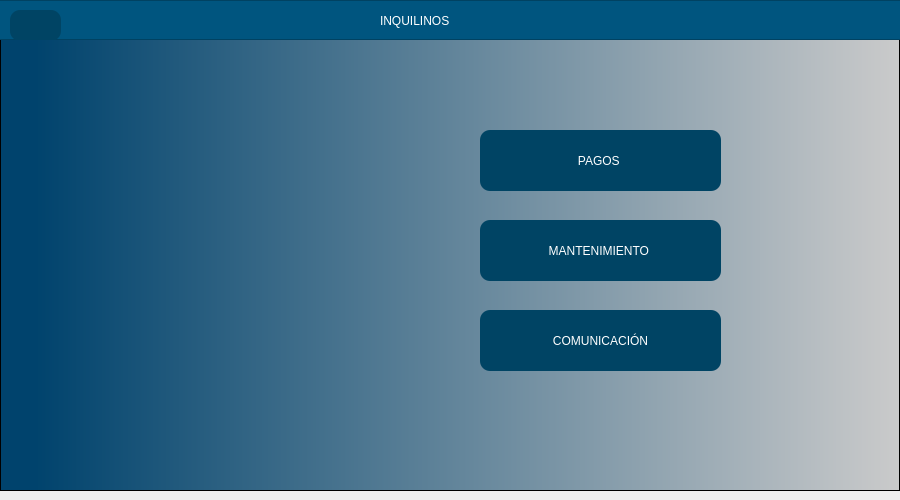
Old version of the form InterfazGrafica/ventanaInicioInquilinos.ui in the repository nicoArley/gestionPropiedades.
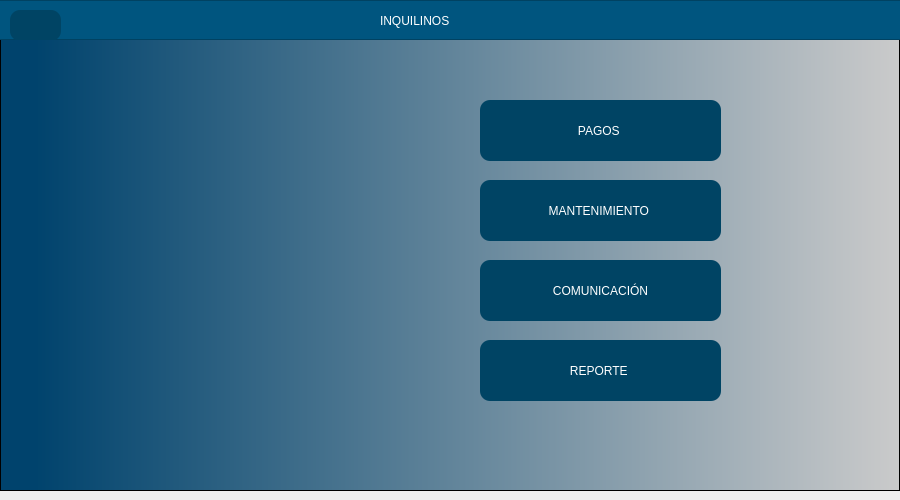
New version of the form. Icons and pictures are not drawn.

What changed in the file:
```diff
--- a/InterfazGrafica/ventanaInicioInquilinos.ui
+++ b/InterfazGrafica/ventanaInicioInquilinos.ui
@@ -125,7 +125,7 @@
        <property name="geometry">
         <rect>
          <x>480</x>
-         <y>130</y>
+         <y>100</y>
          <width>241</width>
          <height>61</height>
         </rect>
@@ -159,7 +159,7 @@
        <property name="geometry">
         <rect>
          <x>480</x>
-         <y>220</y>
+         <y>180</y>
          <width>241</width>
          <height>61</height>
         </rect>
@@ -225,7 +225,7 @@
        <property name="geometry">
         <rect>
          <x>480</x>
-         <y>310</y>
+         <y>260</y>
          <width>241</width>
          <height>61</height>
         </rect>
@@ -252,7 +252,41 @@
        </property>
        <property name="icon">
         <iconset>
-         <normaloff>./Imagenes/mjs.png</normaloff>./Imagenes/mjs.png</iconset>
+         <normaloff>Imagenes/mjs.png</normaloff>Imagenes/mjs.png</iconset>
+       </property>
+      </widget>
+      <widget class="QPushButton" name="btnReporte">
+       <property name="geometry">
+        <rect>
+         <x>480</x>
+         <y>340</y>
+         <width>241</width>
+         <height>61</height>
+        </rect>
+       </property>
+       <property name="layoutDirection">
+        <enum>Qt::RightToLeft</enum>
+       </property>
+       <property name="styleSheet">
+        <string notr="true">QPushButton{
+font: 87 9pt &quot;Arial&quot;;
+background-color: rgb(0, 68, 100);
+color:white;
+
+border-radius: 10px;
+}
+
+
+QPushButton:hover {
+background-color:rgb(0, 101, 148);
+}</string>
+       </property>
+       <property name="text">
+        <string>REPORTE </string>
+       </property>
+       <property name="icon">
+        <iconset>
+         <normaloff>Imagenes/actualizar.png</normaloff>Imagenes/actualizar.png</iconset>
        </property>
       </widget>
      </widget>
```
Left out of the diff: 8 changed lines with no effect on the pictures.
